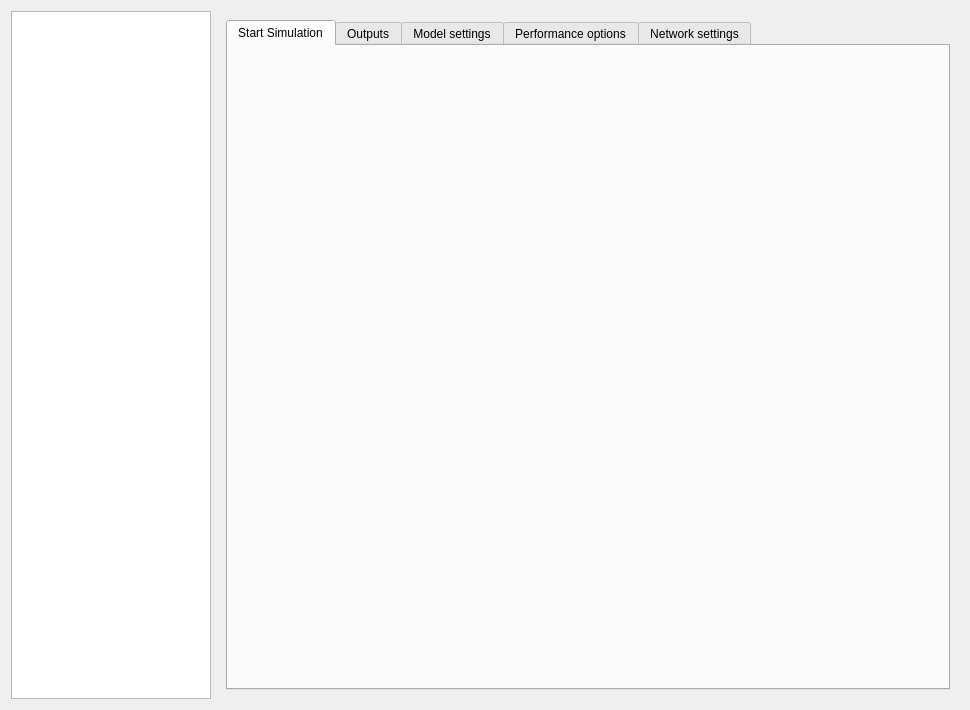
The window that SIM-VICUS/src/SVSimulationSettingsView.ui (ghorwin/SIM-VICUS) describes before a commit, drawn with Qt 5.
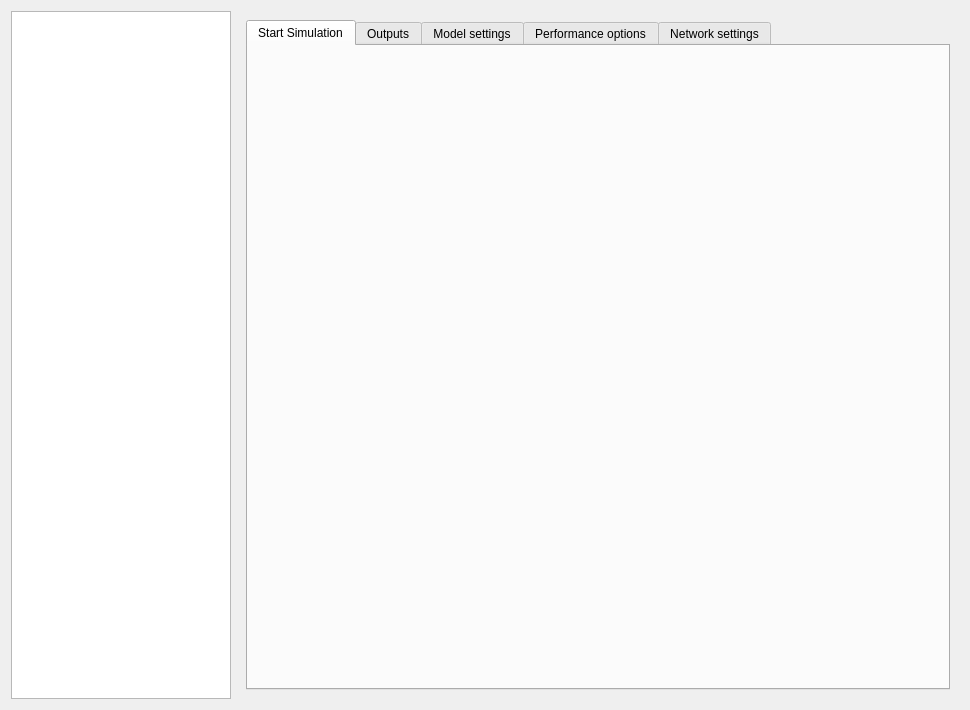
The same window after the commit.

```diff
--- a/SIM-VICUS/src/SVSimulationSettingsView.ui
+++ b/SIM-VICUS/src/SVSimulationSettingsView.ui
@@ -16,6 +16,12 @@
   <layout class="QHBoxLayout" name="horizontalLayout_2">
    <item>
     <widget class="QListWidget" name="listWidget">
+     <property name="minimumSize">
+      <size>
+       <width>220</width>
+       <height>0</height>
+      </size>
+     </property>
      <property name="maximumSize">
       <size>
        <width>200</width>
```
